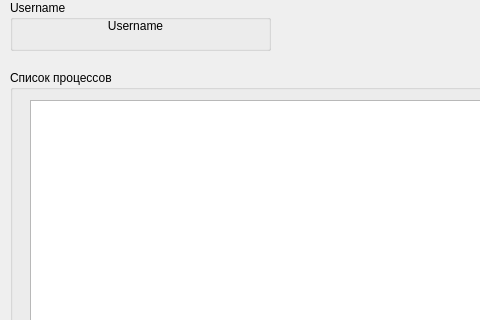
Old version of the form ui/main_window.ui in the repository litolite/kids_filter; both pictures show x 0 to 480 and y 0 to 320 of the 1280 by 800 pixel window.
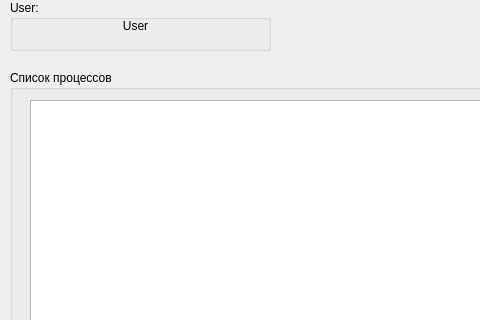
New version of the form.

Commit message: edit ui and data in main_window

```diff
--- a/ui/main_window.ui
+++ b/ui/main_window.ui
@@ -285,7 +285,7 @@
      </rect>
     </property>
     <property name="title">
-     <string>Username</string>
+     <string>User:</string>
     </property>
     <widget class="QLabel" name="label_3">
      <property name="geometry">
@@ -297,7 +297,7 @@
       </rect>
      </property>
      <property name="text">
-      <string>Username</string>
+      <string>User</string>
      </property>
      <property name="alignment">
       <set>Qt::AlignCenter</set>
```
The commit also changes 3 other files.
